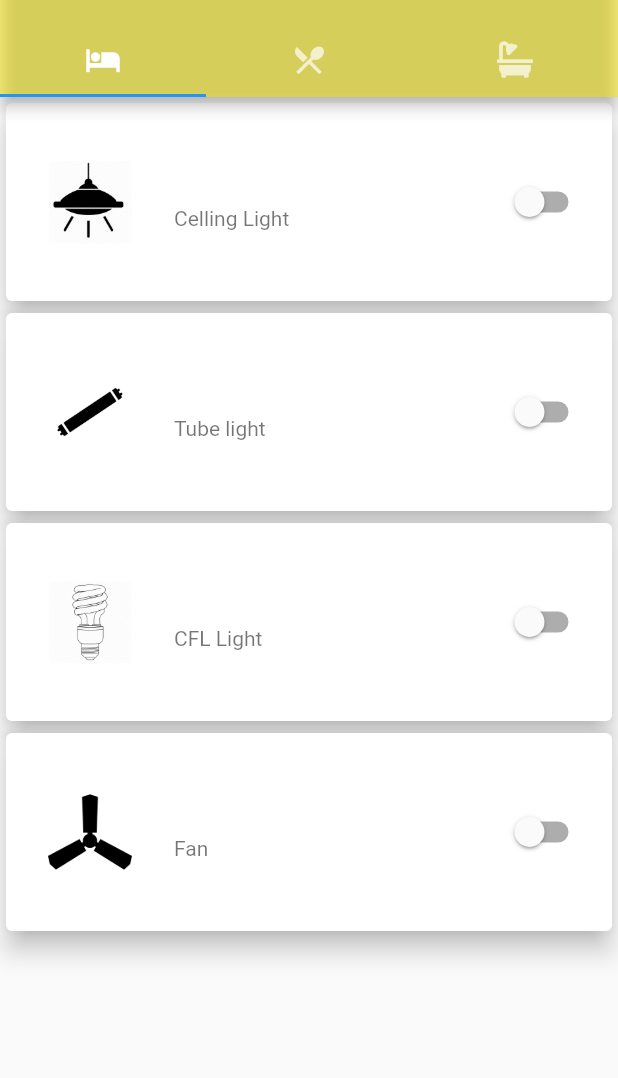
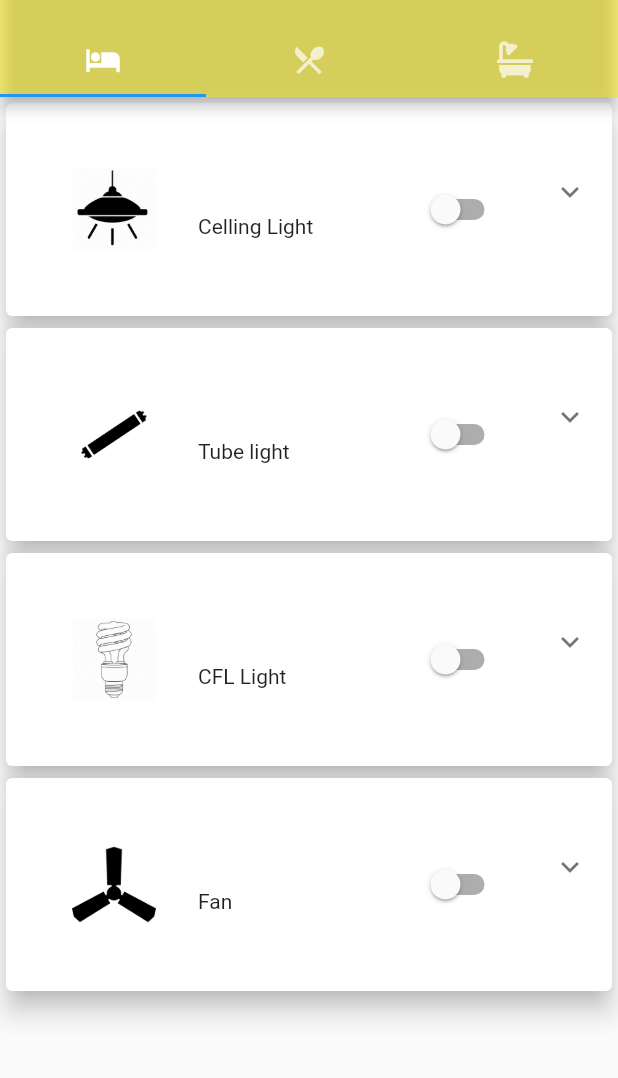
Before and after one commit to dibaloke/Measurment-lab-Project, a Flutter app: the screen it shows after launch, after a tap on "Automation", on a phone screen of 412 x 824 dp, the part 59-1137 px from its top. Run offline on Flutter 3.47's test engine with Material 2 defaults, Android fonts, the phone set to English and light mode, and no system bars; our stand-ins replace font_awesome_flutter, pie_chart, video_player; missing offline and left inert: unicorndial.

Commit message:
Consumption Screens Implemented,ExpansionTile Implemented in Automation

```diff
--- a/lib/screens/screens_automation/first_page.dart
+++ b/lib/screens/screens_automation/first_page.dart
@@ -6,87 +6,104 @@ class FirstPage extends StatefulWidget {
 }
 
 class _FirstPageState extends State<FirstPage> {
-
-
-
-
 //Switch
   bool _value1 = false;
   bool _value2 = false;
   bool _value3 = false;
   bool _value4 = false;
-  bool _value5 = false;
 
   @override
   Widget build(BuildContext context) {
-    return Column(
-     mainAxisSize: MainAxisSize.max,
-      children: <Widget>[
+    return ListView.builder(
+      itemCount: 1,
+      itemBuilder: (context, position) {
+        return Column(mainAxisSize: MainAxisSize.max, children: <Widget>[
           Card(
             elevation: 7.0,
             child: Container(
                 padding: EdgeInsets.only(top: 30.0, bottom: 30.0),
-              child: ListTile(
+                child: ExpansionTile(
+                  title: ListTile(
                     leading: CircleAvatar(
                       radius: 40.0,
                       backgroundColor: Colors.transparent,
-                  child:ClImageAsset(),
-
+                      child: AssetImages_list[0],
                     ),
                     subtitle: Text("Celling Light"),
                     trailing: Switch(
                       activeColor: Color.fromRGBO(247, 230, 0, 0.5),
                       value: _value1,
                       onChanged: (bool value) {
-
                         setState(() {
                           _value1 = value;
                         });
                       },
                     ),
+                  ),
+                  children: <Widget>[
+                    Row(
+                      children: <Widget>[
+                        SizedBox(
+                          height: 60.0,
+                          width: 55.0,
+                        ),
+                        Text("60W"),
+                        SizedBox(
+                          height: 60.0,
+                          width: 150.0,
+                        ),
+                        Text("Installation:20/03/2019"),
+                      ],
                     )
-
-
+                  ],
+                )),
           ),
-
-
-        ),
-
           Card(
-
             elevation: 7.0,
             child: Container(
                 padding: EdgeInsets.only(top: 30.0, bottom: 30.0),
-              child: ListTile(
+                child: ExpansionTile(
+                                  title: ListTile(
                     leading: CircleAvatar(
                       radius: 40.0,
                       backgroundColor: Colors.transparent,
-                  child: TlImageAsset(),
+                      child: AssetImages_list[1],
                     ),
                     subtitle: Text("Tube light"),
                     trailing: Switch(
                       activeColor: Color.fromRGBO(247, 230, 0, 0.5),
                       value: _value2,
                       onChanged: (bool value) {
-
                         setState(() {
                           _value2 = value;
                         });
                       },
                     ),
+                  ),
+                  children: <Widget>[
+                    Row(
+                      children: <Widget>[
+                        SizedBox(
+                          height: 60.0,
+                          width: 55.0,
+                        ),
+                        Text("60W"),
+                        SizedBox(
+                          height: 60.0,
+                          width: 150.0,
+                        ),
+                        Text("Installation:20/03/2019"),
+                      ],
                     )
-
-
-          ),
-
-
+                  ],
+                )),
           ),
           Card(
-
             elevation: 7.0,
             child: Container(
                 padding: EdgeInsets.only(top: 30.0, bottom: 30.0),
-              child: ListTile(
+                child: ExpansionTile(
+                                  title: ListTile(
                     leading: CircleAvatar(
                       radius: 40.0,
                       backgroundColor: Colors.transparent,
@@ -97,99 +114,147 @@ class _FirstPageState extends State<FirstPage> {
                       activeColor: Color.fromRGBO(247, 230, 0, 0.5),
                       value: _value3,
                       onChanged: (bool value) {
-
                         setState(() {
                           _value3 = value;
                         });
                       },
                     ),
+                  ),
+                  children: <Widget>[
+                    Row(
+                      children: <Widget>[
+                        SizedBox(
+                          height: 60.0,
+                          width: 55.0,
+                        ),
+                        Text("60W"),
+                        SizedBox(
+                          height: 60.0,
+                          width: 150.0,
+                        ),
+                        Text("Installation:20/03/2019"),
+                      ],
+                    )
+                  ],
                 )
 
-
                 ),
-
-
           ),
           Card(
-
             elevation: 7.0,
             child: Container(
                 padding: EdgeInsets.only(top: 30.0, bottom: 30.0),
-              child: ListTile(
+                child: ExpansionTile(
+                                  title: ListTile(
                     leading: CircleAvatar(
                       radius: 40.0,
                       backgroundColor: Colors.transparent,
-                  child: FanImageAsset(),
+                      child: AssetImages_list[3],
                     ),
                     subtitle: Text("Fan"),
                     trailing: Switch(
                       activeColor: Color.fromRGBO(247, 230, 0, 0.5),
                       value: _value4,
                       onChanged: (bool value) {
-
                         setState(() {
                           _value4 = value;
                         });
                       },
                     ),
+                  ),
+                  children: <Widget>[
+                    Row(
+                      children: <Widget>[
+                        SizedBox(
+                          height: 60.0,
+                          width: 55.0,
+                        ),
+                        Text("60W"),
+                        SizedBox(
+                          height: 60.0,
+                          width: 150.0,
+                        ),
+                        Text("Installation:20/03/2019"),
+                      ],
                     )
-
-
+                  ],
+                )),
           ),
-
-
-        ),Card(
-
+          Card(
             elevation: 7.0,
-          child: Container(
-
-
+            child: Container(),
           ),
-
-
-        ),
-      ]
+        ]);
+      },
     );
   }
 }
 
+//Image Array
+List AssetImages_list = [
+  ClImageAsset(),
+  TlImageAsset(),
+  CflImageAsset(),
+  FanImageAsset()
+];
 
+// Image Classes
 class ClImageAsset extends StatelessWidget {
-
   @override
   Widget build(BuildContext context) {
     AssetImage assetImage = AssetImage('img/cl.png');
-    Image image = Image(image: assetImage, width: 250.0, height: 250.0,);
-    return Container(child: image,);
+    Image image = Image(
+      image: assetImage,
+      width: 250.0,
+      height: 250.0,
+    );
+    return Container(
+      child: image,
+    );
   }
 }
 
-class  TlImageAsset extends StatelessWidget {
-
+class TlImageAsset extends StatelessWidget {
   @override
   Widget build(BuildContext context) {
     AssetImage assetImage = AssetImage('img/tl.png');
-    Image image = Image(image: assetImage, width: 250.0, height: 250.0,);
-    return Container(child: image,);
+    Image image = Image(
+      image: assetImage,
+      width: 250.0,
+      height: 250.0,
+    );
+    return Container(
+      child: image,
+    );
   }
 }
 
 class CflImageAsset extends StatelessWidget {
-
   @override
   Widget build(BuildContext context) {
     AssetImage assetImage = AssetImage('img/cfl.png');
-    Image image = Image(image: assetImage, width: 250.0, height: 250.0,);
-    return Container(child: image,);
+    Image image = Image(
+      image: assetImage,
+      width: 250.0,
+      height: 250.0,
+    );
+    return Container(
+      child: image,
+    );
   }
 }
 
 class FanImageAsset extends StatelessWidget {
-
   @override
   Widget build(BuildContext context) {
     AssetImage assetImage = AssetImage('img/f.png');
-    Image image = Image(image: assetImage, width: 250.0, height: 250.0,);
-    return Container(child: image,);
+    Image image = Image(
+      image: assetImage,
+      width: 250.0,
+      height: 250.0,
+    );
+    return Container(
+      child: image,
+    );
   }
 }
--- a/pubspec.yaml
+++ b/pubspec.yaml
@@ -5,6 +5,7 @@ dependencies:
   flutter:
     sdk: flutter
   unicorndial: ^1.1.5
+  pie_chart: ^0.8.0
 
   video_player: ^0.10.0+2
 
```
Also changed, not shown: lib/screens/consumption.dart (+57 -6 lines), lib/screens/screens_consumption/first_page.dart (added, +59 -0 lines), lib/screens/screens_consumption/second_page.dart (added, +14 -0 lines), lib/screens/screens_consumption/third_page.dart (added, +14 -0 lines), pubspec.lock, 1 other file. Lines whose indentation alone changed are shown as unchanged.
